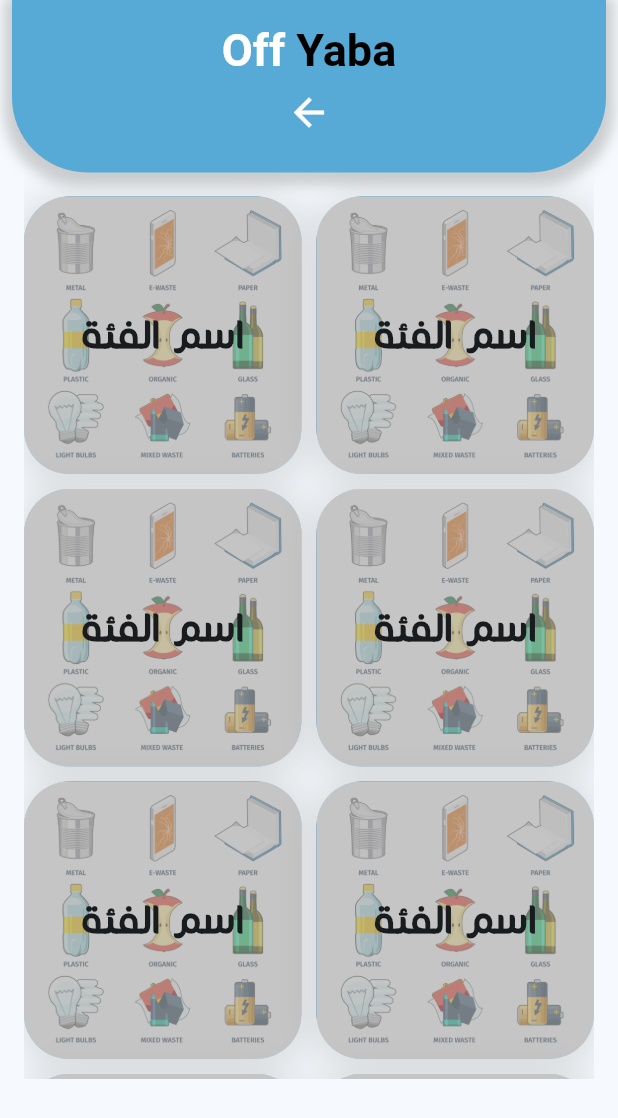
After one commit to AHNXD/off_yaba, a Flutter app: the screen it shows after launch, after a tap on the "category" icon, on a phone screen of 412 x 824 dp. The commit adds this screen. Shown: the top 1118 px of the screen. Run offline on Flutter 3.47's test engine with Material 3 defaults, Android fonts, the phone set to English and light mode, and no system bars; our stand-ins replace audioplayers, curved_navigation_bar, shared_preferences; missing offline and left inert: qr_code_scanner; accounts and stored records are empty.

Commit message:
add 2 screen

```diff
--- a/lib/main.dart
+++ b/lib/main.dart
@@ -1,6 +1,8 @@
 import 'package:flutter/material.dart';
 import 'package:off_yaba/constant.dart';
+import 'package:off_yaba/screens/categoriesScreen.dart';
 import 'package:off_yaba/screens/home.dart';
+import 'package:off_yaba/screens/restaurantScreen.dart';
 
 import 'package:off_yaba/screens/search.dart';
 import 'package:off_yaba/screens/select.dart';
@@ -26,7 +28,9 @@ class MyApp extends StatelessWidget {
       routes: {
         Home.routeName: (context) => const Home(),
         Search.routeName: (context) => const Search(),
-        Select.routeName: (context) => const Select()
+        Select.routeName: (context) => const Select(),
+        CategoriesScreen.routeName: (context) => const CategoriesScreen(),
+        RestaurabtScreen.routeName: (context) => const RestaurabtScreen()
       },
     );
   }
--- a/lib/screens/HomeScreen.dart
+++ b/lib/screens/HomeScreen.dart
@@ -1,5 +1,7 @@
 import 'package:flutter/material.dart';
 import 'package:off_yaba/constant.dart';
+import 'package:off_yaba/screens/categoriesScreen.dart';
+import 'package:off_yaba/screens/restaurantScreen.dart';
 
 class HomeScreen extends StatelessWidget {
   const HomeScreen({super.key});
@@ -77,17 +79,20 @@ class HomeScreen extends StatelessWidget {
                       ],
                       color: Colors.white,
                       borderRadius: BorderRadius.circular(20)),
-                  child: const Row(
+                  child: Row(
                     children: [
-                      Text(
+                      const Text(
                         "الأقسام",
                         style: TextStyle(color: Colors.grey, fontSize: 16),
                       ),
-                      Padding(
-                        padding: EdgeInsets.all(8.0),
-                        child: Icon(Icons.category_outlined, color: appColor),
-                      ),
-                      SizedBox(
+                      IconButton(
+                          onPressed: () {
+                            Navigator.pushNamed(
+                                context, CategoriesScreen.routeName);
+                          },
+                          icon: const Icon(Icons.category_outlined,
+                              color: appColor)),
+                      const SizedBox(
                         height: 32,
                         child: Expanded(
                           child: VerticalDivider(
@@ -97,7 +102,7 @@ class HomeScreen extends StatelessWidget {
                           ),
                         ),
                       ),
-                      Expanded(
+                      const Expanded(
                         child: Directionality(
                           textDirection: TextDirection.rtl,
                           child: TextField(
@@ -217,7 +222,12 @@ class HomeScreen extends StatelessWidget {
                     itemBuilder: (BuildContext, index) {
                       return Column(
                         children: [
-                          Container(
+                          GestureDetector(
+                            onTap: () {
+                              Navigator.pushNamed(
+                                  context, RestaurabtScreen.routeName);
+                            },
+                            child: Container(
                               height: 200,
                               decoration: BoxDecoration(
                                 boxShadow: [
@@ -233,6 +243,7 @@ class HomeScreen extends StatelessWidget {
                                 image: const DecorationImage(
                                   image: AssetImage("assets/images/pic2.jpg"),
                                   fit: BoxFit.fill,
+                                ),
                               ),
                             ),
                           ),
--- /dev/null
+++ b/lib/screens/categoriesScreen.dart
@@ -0,0 +1,138 @@
+import 'package:flutter/material.dart';
+import 'package:off_yaba/constant.dart';
+
+class CategoriesScreen extends StatefulWidget {
+  static const routeName = '/category';
+  const CategoriesScreen({super.key});
+
+  @override
+  State<CategoriesScreen> createState() => _CategoriesScreenState();
+}
+
+class _CategoriesScreenState extends State<CategoriesScreen> {
+  @override
+  Widget build(BuildContext context) {
+    return Scaffold(
+      body: SafeArea(
+        child: ListView(
+          physics: const NeverScrollableScrollPhysics(),
+          children: [
+            Container(
+                padding: const EdgeInsets.only(left: 32, right: 32, bottom: 16),
+                margin: const EdgeInsets.only(left: 8, right: 8),
+                decoration: BoxDecoration(
+                    boxShadow: [
+                      BoxShadow(
+                        color: Colors.grey.withOpacity(0.5),
+                        spreadRadius: 5,
+                        blurRadius: 7,
+                        offset:
+                            const Offset(0, 3), // changes position of shadow
+                      ),
+                    ],
+                    color: appColor,
+                    borderRadius: const BorderRadius.only(
+                        bottomLeft: Radius.circular(50),
+                        bottomRight: Radius.circular(50))),
+                width: double.infinity,
+                child: Column(
+                  mainAxisAlignment: MainAxisAlignment.center,
+                  children: [
+                    const SizedBox(
+                      height: 16,
+                    ),
+                    RichText(
+                      textAlign: TextAlign.center,
+                      text: const TextSpan(children: [
+                        TextSpan(
+                            text: "Off ",
+                            style: TextStyle(
+                                color: Colors.white,
+                                fontSize: 30,
+                                fontWeight: FontWeight.bold,
+                                shadows: [])),
+                        TextSpan(
+                            text: "Yaba",
+                            style: TextStyle(
+                                color: Colors.black,
+                                fontSize: 30,
+                                fontWeight: FontWeight.bold))
+                      ]),
+                    ),
+                    IconButton(
+                        onPressed: () {
+                          Navigator.pop(context);
+                        },
+                        icon: const Icon(
+                          Icons.arrow_back,
+                          color: Colors.white,
+                          size: 30,
+                        )),
+                  ],
+                )),
+            SizedBox(
+              height: MediaQuery.sizeOf(context).height - 220,
+              child: Padding(
+                  padding: const EdgeInsets.only(left: 16, right: 16),
+                  child: ListView(
+                    primary: true,
+                    physics: const AlwaysScrollableScrollPhysics(),
+                    shrinkWrap: true,
+                    children: [
+                      const SizedBox(
+                        height: 16,
+                      ),
+                      GridView.builder(
+                          shrinkWrap: true,
+                          physics: const NeverScrollableScrollPhysics(),
+                          itemCount: 20,
+                          gridDelegate:
+                              const SliverGridDelegateWithFixedCrossAxisCount(
+                            crossAxisCount: 2, // Number of columns
+                            crossAxisSpacing: 10.0, // Spacing between columns
+                            mainAxisSpacing: 10.0, // Spacing between rows
+                            childAspectRatio: 1.0, // Aspect ratio of items
+                          ),
+                          itemBuilder: (BuildContext, index) {
+                            return Container(
+                              decoration: BoxDecoration(
+                                  image: const DecorationImage(
+                                    image: AssetImage(
+                                        "assets/images/categories.jpg"),
+                                    fit: BoxFit.fill,
+                                  ),
+                                  boxShadow: [
+                                    BoxShadow(
+                                      color: Colors.grey.withOpacity(0.3),
+                                      spreadRadius: 5,
+                                      blurRadius: 20,
+                                      offset: const Offset(
+                                          0, 3), // changes position of shadow
+                                    ),
+                                  ],
+                                  color: appColor,
+                                  borderRadius: BorderRadius.circular(30)),
+                              child: Container(
+                                decoration: BoxDecoration(
+                                    borderRadius: BorderRadius.circular(30),
+                                    color: Colors.grey.withOpacity(0.6)),
+                                child: const Center(
+                                    child: Text(
+                                  "اسم الفئة",
+                                  style: TextStyle(
+                                      fontSize: 30,
+                                      fontWeight: FontWeight.bold,
+                                      fontFamily: "cocon-next-arabic"),
+                                )),
+                              ),
+                            );
+                          })
+                    ],
+                  )),
+            )
+          ],
+        ),
+      ),
+    );
+  }
+}
--- a/lib/screens/home.dart
+++ b/lib/screens/home.dart
@@ -5,7 +5,7 @@ import 'package:off_yaba/screens/HomeScreen.dart';
 
 import 'package:off_yaba/screens/offersScreen.dart';
 import 'package:off_yaba/screens/scannerScreen.dart';
-import 'package:off_yaba/screens/settings.dart';
+import 'package:off_yaba/screens/settingsScreen.dart';
 
 class Home extends StatefulWidget {
   static const routeName = '/home';
```
Also changed, not shown: lib/screens/restaurantScreen.dart (added, +219 -0 lines), lib/screens/scannerScreen.dart (+16 -31 lines), assets/background2.png (added), assets/background3.png (added), assets/images/categories.jpg (added), lib/screens/settingsScreen.dart (renamed from lib/screens/settings.dart), 1 other file. Lines whose indentation alone changed are shown as unchanged.
